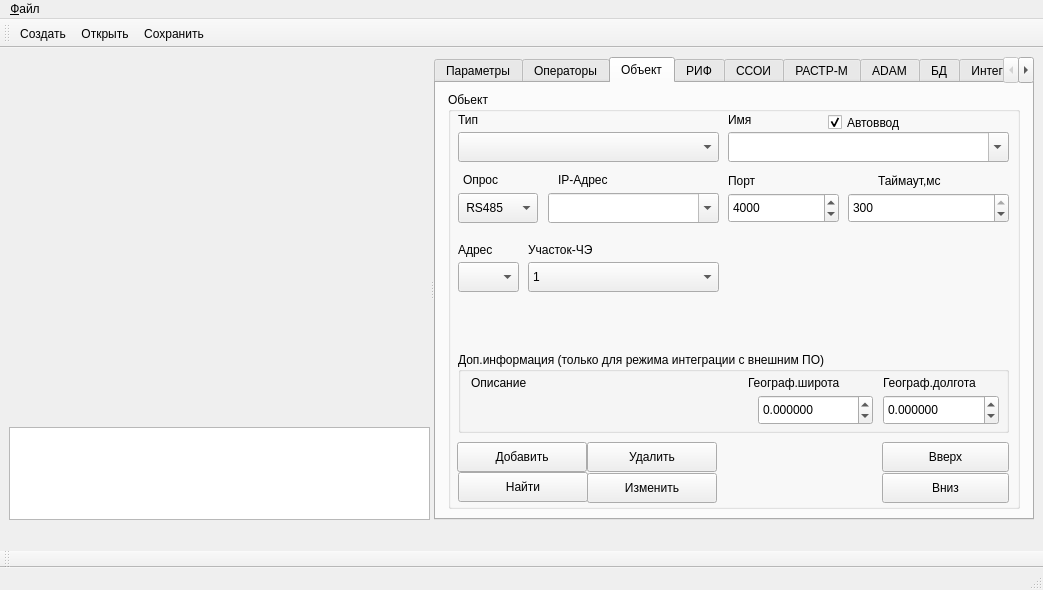
First picture: the form in m_cfg/MainWindowCFG.ui, repository xXRadioHeadXx/start7, before the edit.
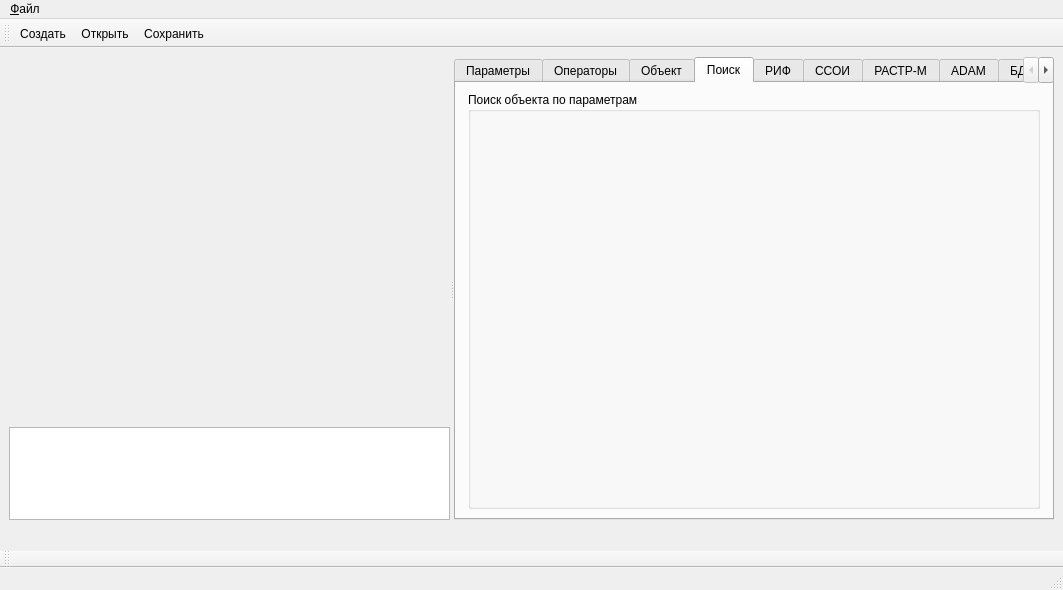
Second picture: the form after the edit. Icons and pictures are not drawn. Custom widgets are drawn as their Qt base class.

The edit to the form file:
```diff
--- a/m_cfg/MainWindowCFG.ui
+++ b/m_cfg/MainWindowCFG.ui
@@ -6,7 +6,7 @@
    <rect>
     <x>0</x>
     <y>0</y>
-    <width>1043</width>
+    <width>1063</width>
     <height>590</height>
    </rect>
   </property>
@@ -145,7 +145,7 @@
         </size>
        </property>
        <property name="currentIndex">
-        <number>2</number>
+        <number>3</number>
        </property>
        <widget class="QWidget" name="Parametres">
         <attribute name="title">
@@ -2664,7 +2664,7 @@
                 </size>
                </property>
                <property name="text">
-                <string>Найти</string>
+                <string>Проверить</string>
                </property>
               </widget>
              </widget>
@@ -2753,6 +2753,44 @@
          </item>
         </layout>
        </widget>
+       <widget class="QWidget" name="tab_3">
+        <attribute name="title">
+         <string>Поиск</string>
+        </attribute>
+        <layout class="QGridLayout" name="gridLayout_5">
+         <item row="0" column="0">
+          <widget class="QGroupBox" name="groupBox_13">
+           <property name="minimumSize">
+            <size>
+             <width>500</width>
+             <height>400</height>
+            </size>
+           </property>
+           <property name="maximumSize">
+            <size>
+             <width>572</width>
+             <height>16777215</height>
+            </size>
+           </property>
+           <property name="title">
+            <string>Поиск объекта по параметрам</string>
+           </property>
+           <layout class="QGridLayout" name="gridLayout_2">
+            <item row="0" column="0">
+             <widget class="UnitFinder" name="widget_2" native="true">
+              <property name="minimumSize">
+               <size>
+                <width>100</width>
+                <height>100</height>
+               </size>
+              </property>
+             </widget>
+            </item>
+           </layout>
+          </widget>
+         </item>
+        </layout>
+       </widget>
        <widget class="QWidget" name="Subsystem_RIF">
         <attribute name="title">
          <string>РИФ</string>
@@ -3716,7 +3754,7 @@
     <rect>
      <x>0</x>
      <y>0</y>
-     <width>1043</width>
+     <width>1063</width>
      <height>21</height>
     </rect>
    </property>
@@ -3828,6 +3866,12 @@
    <extends>QComboBox</extends>
    <header>my_combobox.h</header>
   </customwidget>
+  <customwidget>
+   <class>UnitFinder</class>
+   <extends>QWidget</extends>
+   <header location="global">unitfinder.h</header>
+   <container>1</container>
+  </customwidget>
  </customwidgets>
  <resources>
   <include location="my_cfg_resources.qrc"/>
```
